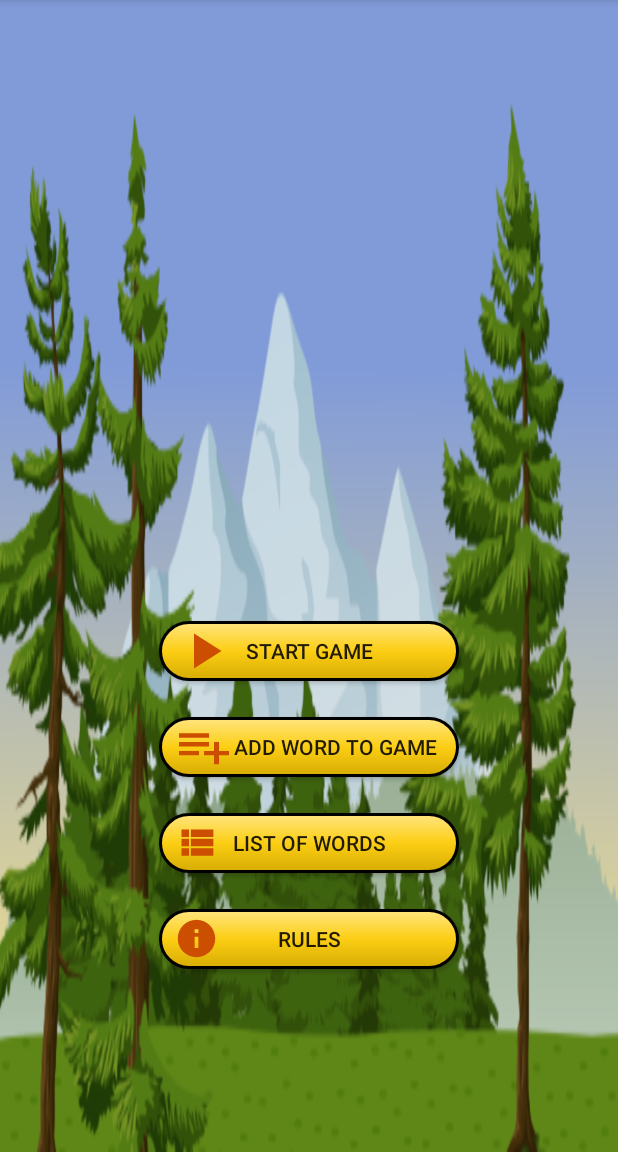
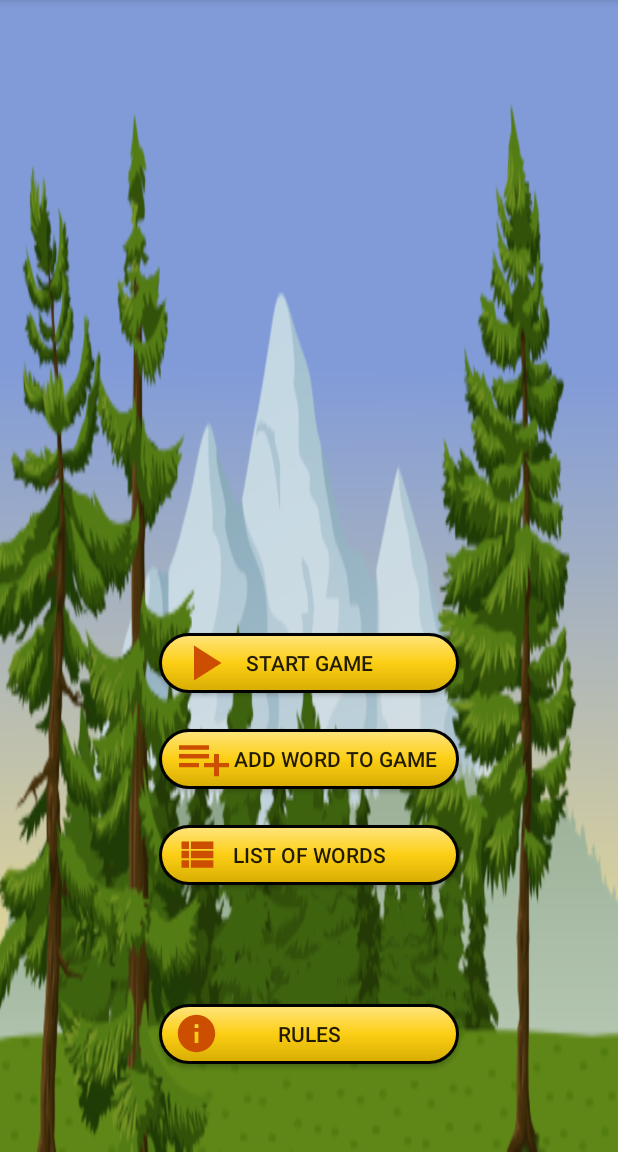
Before and after one commit to Mobiilikehitysprojekti-Ryhma-5-TVT20SPO/Ekarepo, an Android app: the screen it shows after launch (MainActivity), on a phone screen of 412 x 824 dp, the part 84-1236 px from its top. Run offline under Robolectric (Android 15) with nearby library versions, the phone set to English and light mode, and no system bars.

Commit message:
layout korjausta

```diff
--- a/app/build.gradle
+++ b/app/build.gradle
@@ -38,7 +38,7 @@ dependencies {
     implementation 'com.google.android.material:material:1.5.0'
     implementation 'androidx.constraintlayout:constraintlayout:2.1.3'
     implementation 'androidx.legacy:legacy-support-v4:1.0.0'
-    implementation 'androidx.navigation:navigation-fragment:2.4.1'
+    implementation 'androidx.navigation:navigation-fragment-ktx:2.4.1'
     testImplementation 'junit:junit:4.+'
     androidTestImplementation 'androidx.test.ext:junit:1.1.3'
     androidTestImplementation 'androidx.test.espresso:espresso-core:3.4.0'
--- a/app/src/main/java/com/example/hirsipuu/TitleFragment.kt
+++ b/app/src/main/java/com/example/hirsipuu/TitleFragment.kt
@@ -20,16 +20,6 @@ private const val ARG_PARAM2 = "param2"
  */
 class TitleFragment : Fragment() {
     // TODO: Rename and change types of parameters
-    private var param1: String? = null
-    private var param2: String? = null
-
-    override fun onCreate(savedInstanceState: Bundle?) {
-        super.onCreate(savedInstanceState)
-        arguments?.let {
-            param1 = it.getString(ARG_PARAM1)
-            param2 = it.getString(ARG_PARAM2)
-        }
-    }
 
     override fun onCreateView(
         inflater: LayoutInflater, container: ViewGroup?,
--- a/app/src/main/res/layout/activity_main.xml
+++ b/app/src/main/res/layout/activity_main.xml
@@ -1,18 +1,30 @@
 <?xml version="1.0" encoding="utf-8"?>
 <androidx.constraintlayout.widget.ConstraintLayout xmlns:android="http://schemas.android.com/apk/res/android"
     xmlns:app="http://schemas.android.com/apk/res-auto"
-    xmlns:tools="http://schemas.android.com/tools"
     android:layout_width="match_parent"
     android:layout_height="match_parent"
+    android:layout_gravity="clip_vertical|clip_horizontal"
+    xmlns:tools="http://schemas.android.com/tools"
     android:background="@drawable/puutausta"
     tools:context=".MainActivity">
 
+
+    <LinearLayout
+        android:layout_width="0dp"
+        android:layout_height="0dp"
+        android:orientation="vertical"
+        app:layout_constraintTop_toTopOf="parent"
+        app:layout_constraintBottom_toBottomOf="parent"
+        app:layout_constraintStart_toStartOf="parent"
+        app:layout_constraintEnd_toEndOf="parent">
     <fragment
         android:id="@+id/myNavHostFragment"
         android:name="androidx.navigation.fragment.NavHostFragment"
         android:layout_width="match_parent"
         android:layout_height="match_parent"
         app:navGraph="@navigation/navigation"
-        app:defaultNavHost="true" />
+        app:defaultNavHost="true"
+        />
 
+    </LinearLayout>
 </androidx.constraintlayout.widget.ConstraintLayout>
--- a/app/src/main/res/layout/fragment_title.xml
+++ b/app/src/main/res/layout/fragment_title.xml
@@ -11,14 +11,14 @@
     <androidx.constraintlayout.widget.ConstraintLayout
         android:id="@+id/frameLayout"
         android:layout_width="match_parent"
-        android:layout_height="wrap_content">
+        android:layout_height="match_parent">
 
         <androidx.appcompat.widget.AppCompatButton
             android:id="@+id/startBut"
-            android:background="@drawable/button_start_style"
             android:layout_width="wrap_content"
             android:layout_height="wrap_content"
-            android:layout_marginTop="16dp"
+            android:layout_marginTop="24dp"
+            android:background="@drawable/button_start_style"
             android:text="@string/start_game"
             app:layout_constraintEnd_toEndOf="parent"
             app:layout_constraintStart_toStartOf="parent"
@@ -26,10 +26,10 @@
 
         <androidx.appcompat.widget.AppCompatButton
             android:id="@+id/listBut"
-            android:background="@drawable/button_word_list_style"
             android:layout_width="wrap_content"
             android:layout_height="wrap_content"
             android:layout_marginTop="16dp"
+            android:background="@drawable/button_word_list_style"
             android:text="@string/list_of_words"
             app:layout_constraintEnd_toEndOf="parent"
             app:layout_constraintStart_toStartOf="parent"
@@ -60,11 +60,12 @@
 
         <androidx.appcompat.widget.AppCompatButton
             android:id="@+id/rulesBut"
-            android:background="@drawable/button_rules_style"
             android:layout_width="wrap_content"
             android:layout_height="wrap_content"
             android:layout_marginTop="16dp"
+            android:background="@drawable/button_rules_style"
             android:text="Rules"
+            app:layout_constraintBottom_toBottomOf="parent"
             app:layout_constraintEnd_toEndOf="parent"
             app:layout_constraintStart_toStartOf="parent"
             app:layout_constraintTop_toBottomOf="@+id/listBut" />
```
